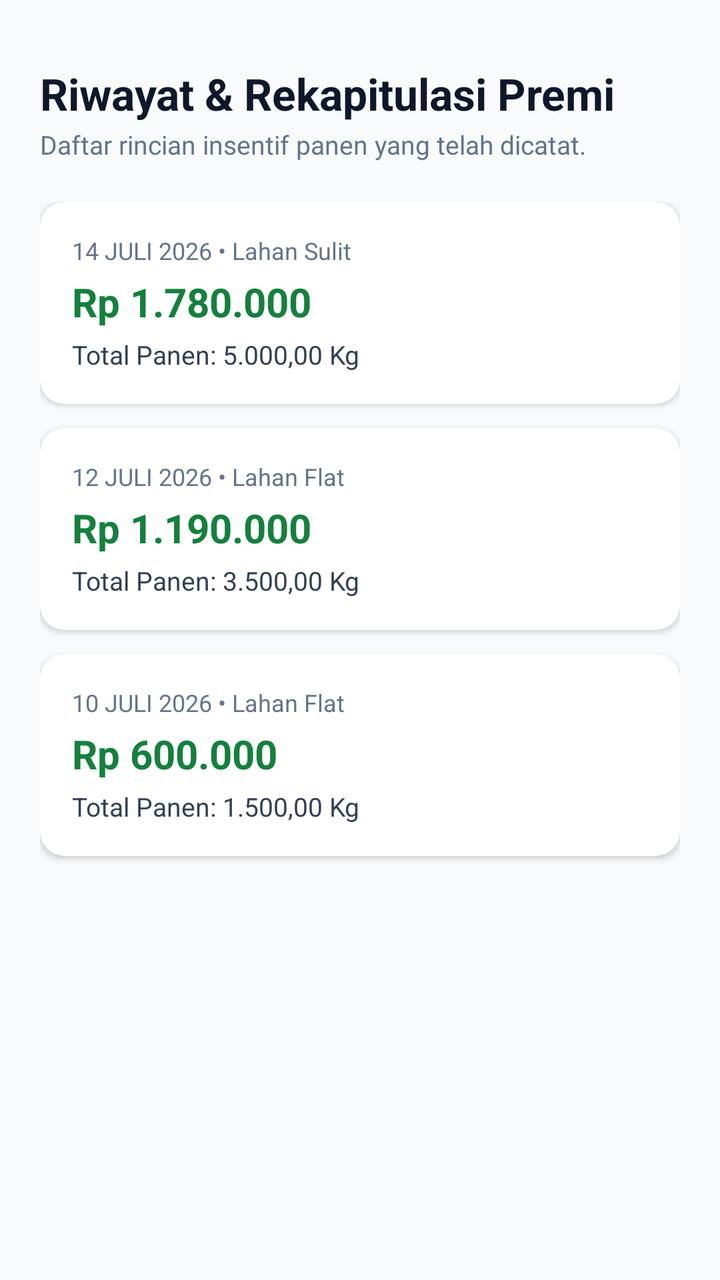
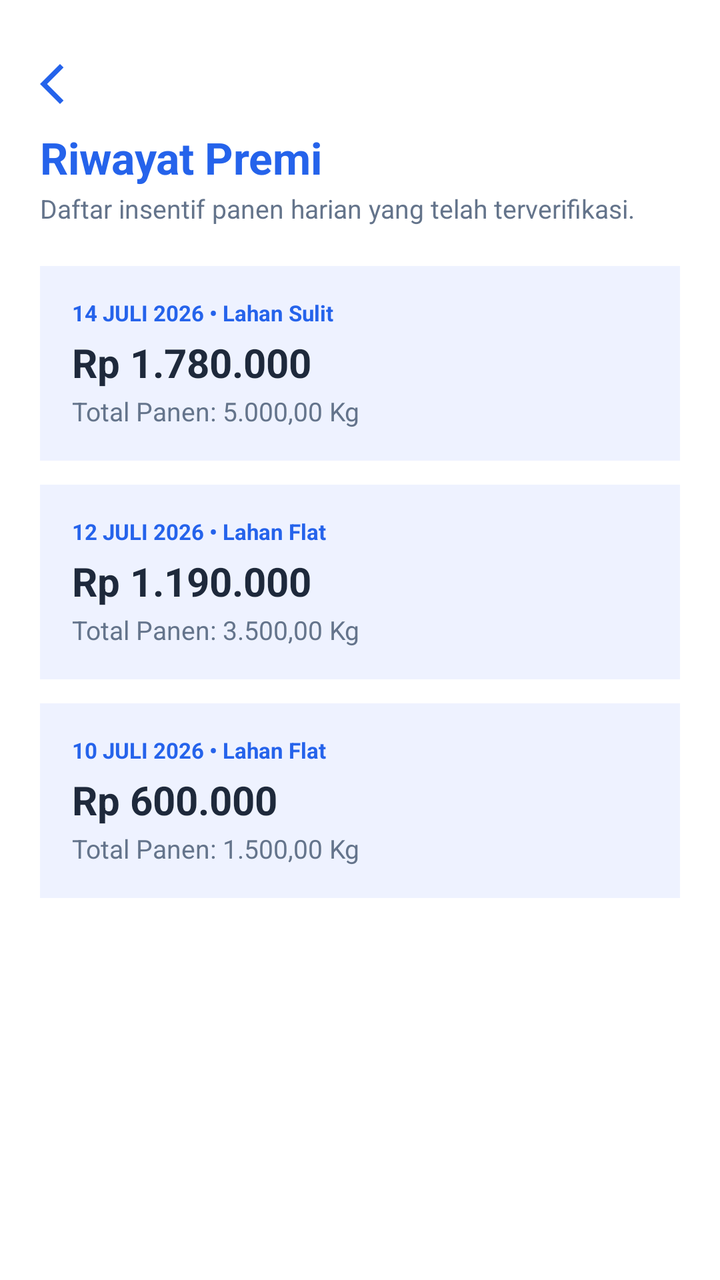

The first picture is an Android layout as it rendered before a commit; the second is the same layout after the commit. The layout source and the unified diff follow.
<!-- AndroidManifest.xml: application theme Theme.Saturnusmulki -->
<!-- res/layout/activity_riwayat_premi.xml -->
<?xml version="1.0" encoding="utf-8"?>
<LinearLayout xmlns:android="http://schemas.android.com/apk/res/android"
    xmlns:app="http://schemas.android.com/apk/res-auto"
    xmlns:tools="http://schemas.android.com/tools"
    android:layout_width="match_parent"
    android:layout_height="match_parent"
    android:background="#F8FAFC"
    android:orientation="vertical"
    android:padding="20dp"
    tools:context=".sipeka.RiwayatPremiActivity">

    <TextView
        android:layout_width="wrap_content"
        android:layout_height="wrap_content"
        android:layout_marginTop="12dp"
        android:text="Riwayat &amp; Rekapitulasi Premi"
        android:textColor="#0F172A"
        android:textSize="22sp"
        android:textStyle="bold" />

    <TextView
        android:layout_width="wrap_content"
        android:layout_height="wrap_content"
        android:layout_marginTop="2dp"
        android:text="Daftar rincian insentif panen yang telah dicatat."
        android:textColor="#64748B"
        android:textSize="13sp" />

    <ScrollView
        android:layout_width="match_parent"
        android:layout_height="wrap_content"
        android:layout_marginTop="20dp">

        <LinearLayout
            android:layout_width="match_parent"
            android:layout_height="wrap_content"
            android:orientation="vertical">

            
            <androidx.cardview.widget.CardView
                android:layout_width="match_parent"
                android:layout_height="wrap_content"
                android:layout_marginBottom="12dp"
                app:cardBackgroundColor="#FFFFFF"
                app:cardCornerRadius="12dp"
                app:cardElevation="2dp">

                <LinearLayout
                    android:layout_width="match_parent"
                    android:layout_height="wrap_content"
                    android:orientation="vertical"
                    android:padding="16dp">

                    <TextView
                        android:layout_width="wrap_content"
                        android:layout_height="wrap_content"
                        android:text="14 JULI 2026 • Lahan Sulit"
                        android:textColor="#64748B"
                        android:textSize="12sp" />

                    <TextView
                        android:layout_width="wrap_content"
                        android:layout_height="wrap_content"
                        android:layout_marginTop="4dp"
                        android:text="Rp 1.780.000"
                        android:textColor="#15803D"
                        android:textSize="20sp"
                        android:textStyle="bold" />

                    <TextView
                        android:layout_width="wrap_content"
                        android:layout_height="wrap_content"
                        android:layout_marginTop="4dp"
                        android:text="Total Panen: 5.000,00 Kg"
                        android:textColor="#334155"
                        android:textSize="13sp" />
                </LinearLayout>
            </androidx.cardview.widget.CardView>

            
            <androidx.cardview.widget.CardView
                android:layout_width="match_parent"
                android:layout_height="wrap_content"
                android:layout_marginBottom="12dp"
                app:cardBackgroundColor="#FFFFFF"
                app:cardCornerRadius="12dp"
                app:cardElevation="2dp">

                <LinearLayout
                    android:layout_width="match_parent"
                    android:layout_height="wrap_content"
                    android:orientation="vertical"
                    android:padding="16dp">

                    <TextView
                        android:layout_width="wrap_content"
                        android:layout_height="wrap_content"
                        android:text="12 JULI 2026 • Lahan Flat"
                        android:textColor="#64748B"
                        android:textSize="12sp" />

                    <TextView
                        android:layout_width="wrap_content"
                        android:layout_height="wrap_content"
                        android:layout_marginTop="4dp"
                        android:text="Rp 1.190.000"
                        android:textColor="#15803D"
                        android:textSize="20sp"
                        android:textStyle="bold" />

                    <TextView
                        android:layout_width="wrap_content"
                        android:layout_height="wrap_content"
                        android:layout_marginTop="4dp"
                        android:text="Total Panen: 3.500,00 Kg"
                        android:textColor="#334155"
                        android:textSize="13sp" />
                </LinearLayout>
            </androidx.cardview.widget.CardView>

            
            <androidx.cardview.widget.CardView
                android:layout_width="match_parent"
                android:layout_height="wrap_content"
                android:layout_marginBottom="12dp"
                app:cardBackgroundColor="#FFFFFF"
                app:cardCornerRadius="12dp"
                app:cardElevation="2dp">

                <LinearLayout
                    android:layout_width="match_parent"
                    android:layout_height="wrap_content"
                    android:orientation="vertical"
                    android:padding="16dp">

                    <TextView
                        android:layout_width="wrap_content"
                        android:layout_height="wrap_content"
                        android:text="10 JULI 2026 • Lahan Flat"
                        android:textColor="#64748B"
                        android:textSize="12sp" />

                    <TextView
                        android:layout_width="wrap_content"
                        android:layout_height="wrap_content"
                        android:layout_marginTop="4dp"
                        android:text="Rp 600.000"
                        android:textColor="#15803D"
                        android:textSize="20sp"
                        android:textStyle="bold" />

                    <TextView
                        android:layout_width="wrap_content"
                        android:layout_height="wrap_content"
                        android:layout_marginTop="4dp"
                        android:text="Total Panen: 1.500,00 Kg"
                        android:textColor="#334155"
                        android:textSize="13sp" />
                </LinearLayout>
            </androidx.cardview.widget.CardView>

        </LinearLayout>
    </ScrollView>
</LinearLayout>
<!-- resources referenced by this layout -->
<resources>
  <style name="Theme.Saturnusmulki" parent="Base.Theme.Saturnusmulki" />
  <style name="Base.Theme.Saturnusmulki" parent="Theme.Material3.DayNight.NoActionBar">
          
          
      </style>
</resources>

<!-- the commit's change to res/layout/activity_riwayat_premi.xml (unified diff, before → after) -->
@@ -4,17 +4,27 @@
     xmlns:tools="http://schemas.android.com/tools"
     android:layout_width="match_parent"
     android:layout_height="match_parent"
-    android:background="#F8FAFC"
+    android:background="#FFFFFF"
     android:orientation="vertical"
     android:padding="20dp"
     tools:context=".sipeka.RiwayatPremiActivity">
 
+    
+    <ImageView
+        android:id="@+id/btnBack"
+        android:layout_width="24dp"
+        android:layout_height="24dp"
+        android:layout_marginTop="10dp"
+        android:contentDescription="Kembali"
+        android:src="@drawable/outline_arrow_back_ios_24"
+        app:tint="#2563EB" />
+
     <TextView
         android:layout_width="wrap_content"
         android:layout_height="wrap_content"
-        android:layout_marginTop="12dp"
-        android:text="Riwayat &amp; Rekapitulasi Premi"
-        android:textColor="#0F172A"
+        android:layout_marginTop="10dp"
+        android:text="Riwayat Premi"
+        android:textColor="#2563EB"
         android:textSize="22sp"
         android:textStyle="bold" />
 
@@ -22,7 +32,7 @@
         android:layout_width="wrap_content"
         android:layout_height="wrap_content"
         android:layout_marginTop="2dp"
-        android:text="Daftar rincian insentif panen yang telah dicatat."
+        android:text="Daftar insentif panen harian yang telah terverifikasi."
         android:textColor="#64748B"
         android:textSize="13sp" />
 
@@ -37,127 +47,109 @@
             android:orientation="vertical">
 
             
-            <androidx.cardview.widget.CardView
+            <LinearLayout
                 android:layout_width="match_parent"
                 android:layout_height="wrap_content"
                 android:layout_marginBottom="12dp"
-                app:cardBackgroundColor="#FFFFFF"
-                app:cardCornerRadius="12dp"
-                app:cardElevation="2dp">
+                android:background="#EEF2FF"
+                android:orientation="vertical"
+                android:padding="16dp">
 
-                <LinearLayout
-                    android:layout_width="match_parent"
+                <TextView
+                    android:layout_width="wrap_content"
                     android:layout_height="wrap_content"
-                    android:orientation="vertical"
-                    android:padding="16dp">
+                    android:text="14 JULI 2026 • Lahan Sulit"
+                    android:textColor="#2563EB"
+                    android:textSize="11sp"
+                    android:textStyle="bold" />
 
-                    <TextView
-                        android:layout_width="wrap_content"
-                        android:layout_height="wrap_content"
-                        android:text="14 JULI 2026 • Lahan Sulit"
-                        android:textColor="#64748B"
-                        android:textSize="12sp" />
+                <TextView
+                    android:layout_width="wrap_content"
+                    android:layout_height="wrap_content"
+                    android:layout_marginTop="4dp"
+                    android:text="Rp 1.780.000"
+                    android:textColor="#1E293B"
+                    android:textSize="20sp"
+                    android:textStyle="bold" />
 
-                    <TextView
-                        android:layout_width="wrap_content"
-                        android:layout_height="wrap_content"
-                        android:layout_marginTop="4dp"
-                        android:text="Rp 1.780.000"
-                        android:textColor="#15803D"
-                        android:textSize="20sp"
-                        android:textStyle="bold" />
-
-                    <TextView
-                        android:layout_width="wrap_content"
-                        android:layout_height="wrap_content"
-                        android:layout_marginTop="4dp"
-                        android:text="Total Panen: 5.000,00 Kg"
-                        android:textColor="#334155"
-                        android:textSize="13sp" />
-                </LinearLayout>
-            </androidx.cardview.widget.CardView>
+                <TextView
+                    android:layout_width="wrap_content"
+                    android:layout_height="wrap_content"
+                    android:layout_marginTop="2dp"
+                    android:text="Total Panen: 5.000,00 Kg"
+                    android:textColor="#64748B"
+                    android:textSize="13sp" />
+            </LinearLayout>
 
             
-            <androidx.cardview.widget.CardView
+            <LinearLayout
                 android:layout_width="match_parent"
                 android:layout_height="wrap_content"
                 android:layout_marginBottom="12dp"
-                app:cardBackgroundColor="#FFFFFF"
-                app:cardCornerRadius="12dp"
-                app:cardElevation="2dp">
+                android:background="#EEF2FF"
+                android:orientation="vertical"
+                android:padding="16dp">
 
-                <LinearLayout
-                    android:layout_width="match_parent"
+                <TextView
+                    android:layout_width="wrap_content"
                     android:layout_height="wrap_content"
-                    android:orientation="vertical"
-                    android:padding="16dp">
+                    android:text="12 JULI 2026 • Lahan Flat"
+                    android:textColor="#2563EB"
+                    android:textSize="11sp"
+                    android:textStyle="bold" />
 
-                    <TextView
-                        android:layout_width="wrap_content"
-                        android:layout_height="wrap_content"
-                        android:text="12 JULI 2026 • Lahan Flat"
-                        android:textColor="#64748B"
-                        android:textSize="12sp" />
+                <TextView
+                    android:layout_width="wrap_content"
+                    android:layout_height="wrap_content"
+                    android:layout_marginTop="4dp"
+                    android:text="Rp 1.190.000"
+                    android:textColor="#1E293B"
+                    android:textSize="20sp"
+                    android:textStyle="bold" />
 
-                    <TextView
-                        android:layout_width="wrap_content"
-                        android:layout_height="wrap_content"
-                        android:layout_marginTop="4dp"
-                        android:text="Rp 1.190.000"
-                        android:textColor="#15803D"
-                        android:textSize="20sp"
-                        android:textStyle="bold" />
-
-                    <TextView
-                        android:layout_width="wrap_content"
-                        android:layout_height="wrap_content"
-                        android:layout_marginTop="4dp"
-                        android:text="Total Panen: 3.500,00 Kg"
-                        android:textColor="#334155"
-                        android:textSize="13sp" />
-                </LinearLayout>
-            </androidx.cardview.widget.CardView>
+                <TextView
+                    android:layout_width="wrap_content"
+                    android:layout_height="wrap_content"
+                    android:layout_marginTop="2dp"
+                    android:text="Total Panen: 3.500,00 Kg"
+                    android:textColor="#64748B"
+                    android:textSize="13sp" />
+            </LinearLayout>
 
             
-            <androidx.cardview.widget.CardView
+            <LinearLayout
                 android:layout_width="match_parent"
                 android:layout_height="wrap_content"
                 android:layout_marginBottom="12dp"
-                app:cardBackgroundColor="#FFFFFF"
-                app:cardCornerRadius="12dp"
-                app:cardElevation="2dp">
+                android:background="#EEF2FF"
+                android:orientation="vertical"
+                android:padding="16dp">
 
-                <LinearLayout
-                    android:layout_width="match_parent"
+                <TextView
+                    android:layout_width="wrap_content"
                     android:layout_height="wrap_content"
-                    android:orientation="vertical"
-                    android:padding="16dp">
+                    android:text="10 JULI 2026 • Lahan Flat"
+                    android:textColor="#2563EB"
+                    android:textSize="11sp"
+                    android:textStyle="bold" />
 
-                    <TextView
-                        android:layout_width="wrap_content"
-                        android:layout_height="wrap_content"
-                        android:text="10 JULI 2026 • Lahan Flat"
-                        android:textColor="#64748B"
-                        android:textSize="12sp" />
+                <TextView
+                    android:layout_width="wrap_content"
+                    android:layout_height="wrap_content"
+                    android:layout_marginTop="4dp"
+                    android:text="Rp 600.000"
+                    android:textColor="#1E293B"
+                    android:textSize="20sp"
+                    android:textStyle="bold" />
 
-                    <TextView
-                        android:layout_width="wrap_content"
-                        android:layout_height="wrap_content"
-                        android:layout_marginTop="4dp"
-                        android:text="Rp 600.000"
-                        android:textColor="#15803D"
-                        android:textSize="20sp"
-                        android:textStyle="bold" />
-
-                    <TextView
-                        android:layout_width="wrap_content"
-                        android:layout_height="wrap_content"
-                        android:layout_marginTop="4dp"
-                        android:text="Total Panen: 1.500,00 Kg"
-                        android:textColor="#334155"
-                        android:textSize="13sp" />
-                </LinearLayout>
-            </androidx.cardview.widget.CardView>
+                <TextView
+                    android:layout_width="wrap_content"
+                    android:layout_height="wrap_content"
+                    android:layout_marginTop="2dp"
+                    android:text="Total Panen: 1.500,00 Kg"
+                    android:textColor="#64748B"
+                    android:textSize="13sp" />
+            </LinearLayout>
 
         </LinearLayout>
     </ScrollView>
<!-- resource entries referenced after the edit -->
@@ -1,5 +1,11 @@
 <!-- resources referenced by this layout -->
 <resources>
+  <!-- drawable outline_arrow_back_ios_24 (drawable) -->
+  <vector xmlns:android="http://schemas.android.com/apk/res/android" android:autoMirrored="true" android:height="24dp" android:tint="#000000" android:viewportHeight="960" android:viewportWidth="960" android:width="24dp">
+        
+      <path android:fillColor="@android:color/white" android:pathData="M400,880L0,480L400,80L471,151L142,480L471,809L400,880Z"/>
+      
+  </vector>
   <style name="Theme.Saturnusmulki" parent="Base.Theme.Saturnusmulki" />
   <style name="Base.Theme.Saturnusmulki" parent="Theme.Material3.DayNight.NoActionBar">
           
